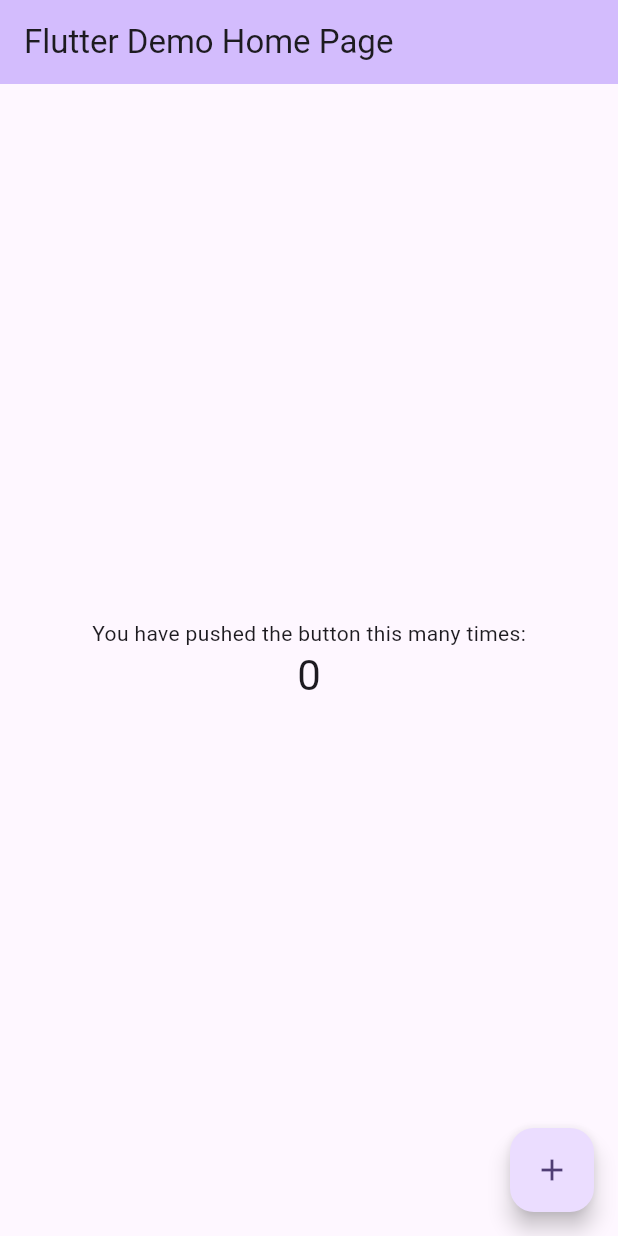
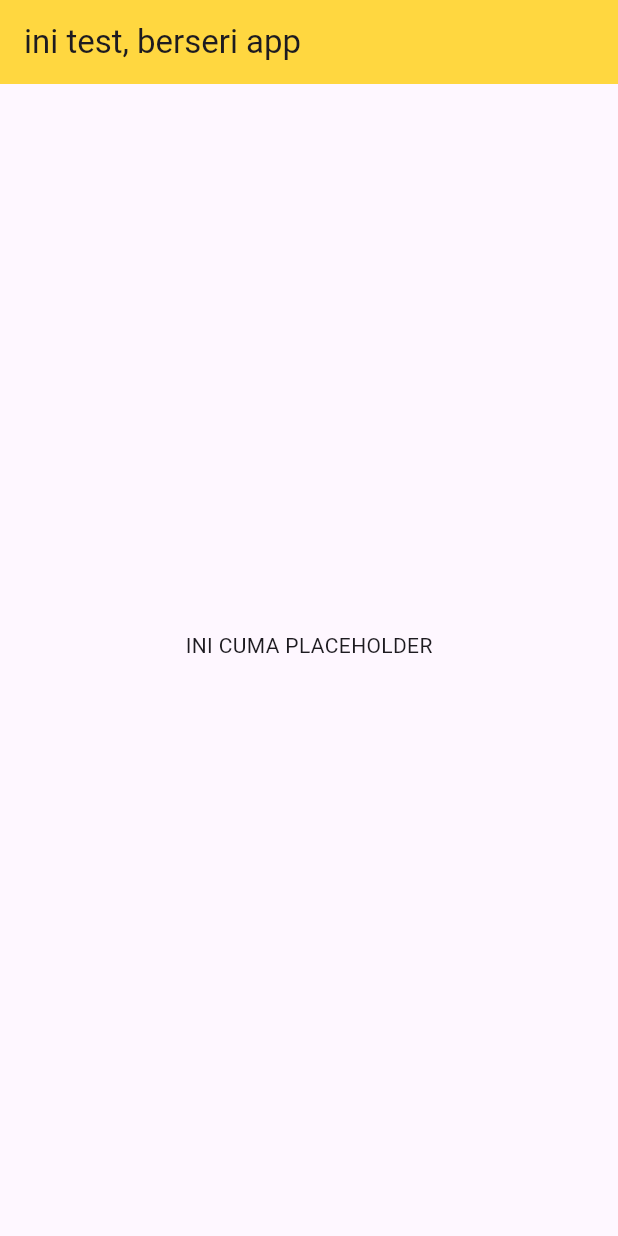
Before and after one commit to hwollwage/berseri, a Flutter app: the screen it shows after launch, on a phone screen of 412 x 824 dp. Run offline on Flutter 3.47's test engine with Material 3 defaults, Android fonts, the phone set to English and light mode, and no system bars; our stand-ins replace camera, flutter_riverpod, go_router.

Commit message:
add routes, app init, & test android camera

```diff
--- /dev/null
+++ b/lib/app/app.dart
@@ -0,0 +1,16 @@
+import 'package:berseri/features/home/home_page.dart';
+import 'package:flutter/material.dart';
+import 'package:flutter_riverpod/flutter_riverpod.dart';
+
+class BerseriApp extends ConsumerWidget {
+  const BerseriApp({super.key});
+
+  @override
+  Widget build(BuildContext context, WidgetRef ref) {
+    return MaterialApp(
+      title: 'Berseri App',
+      debugShowCheckedModeBanner: false,
+      home: const HomePage(),
+    );
+  }
+}
--- /dev/null
+++ b/lib/features/home/home_page.dart
@@ -0,0 +1,26 @@
+import 'package:flutter/material.dart';
+
+class HomePage extends StatelessWidget {
+  const HomePage({super.key});
+
+  @override
+  Widget build(BuildContext context) {
+    return Scaffold(
+      appBar: AppBar(
+        title: Text('ini test, berseri app'),
+        backgroundColor: Colors.amberAccent,
+      ),
+
+      body: Center(
+        child: Column(
+          mainAxisAlignment: .center,
+          children: [
+            Text('INI CUMA PLACEHOLDER'),
+
+            const SizedBox(height: 20,),
+          ],
+        ),
+      ),
+    );
+  }
+}
--- a/lib/main.dart
+++ b/lib/main.dart
@@ -1,122 +1,13 @@
+import 'package:berseri/app/app.dart';
 import 'package:flutter/material.dart';
+import 'package:flutter_riverpod/flutter_riverpod.dart';
 
 void main() {
-  runApp(const MyApp());
+  WidgetsFlutterBinding.ensureInitialized();
+
+  runApp(
+    const ProviderScope(
+      child: BerseriApp(),
+    )
+  );
 }
-
-class MyApp extends StatelessWidget {
-  const MyApp({super.key});
-
-  // This widget is the root of your application.
-  @override
-  Widget build(BuildContext context) {
-    return MaterialApp(
-      title: 'Flutter Demo',
-      theme: ThemeData(
-        // This is the theme of your application.
-        //
-        // TRY THIS: Try running your application with "flutter run". You'll see
-        // the application has a purple toolbar. Then, without quitting the app,
-        // try changing the seedColor in the colorScheme below to Colors.green
-        // and then invoke "hot reload" (save your changes or press the "hot
-        // reload" button in a Flutter-supported IDE, or press "r" if you used
-        // the command line to start the app).
-        //
-        // Notice that the counter didn't reset back to zero; the application
-        // state is not lost during the reload. To reset the state, use hot
-        // restart instead.
-        //
-        // This works for code too, not just values: Most code changes can be
-        // tested with just a hot reload.
-        colorScheme: .fromSeed(seedColor: Colors.deepPurple),
-      ),
-      home: const MyHomePage(title: 'Flutter Demo Home Page'),
-    );
-  }
-}
-
-class MyHomePage extends StatefulWidget {
-  const MyHomePage({super.key, required this.title});
-
-  // This widget is the home page of your application. It is stateful, meaning
-  // that it has a State object (defined below) that contains fields that affect
-  // how it looks.
-
-  // This class is the configuration for the state. It holds the values (in this
-  // case the title) provided by the parent (in this case the App widget) and
-  // used by the build method of the State. Fields in a Widget subclass are
-  // always marked "final".
-
-  final String title;
-
-  @override
-  State<MyHomePage> createState() => _MyHomePageState();
-}
-
-class _MyHomePageState extends State<MyHomePage> {
-  int _counter = 0;
-
-  void _incrementCounter() {
-    setState(() {
-      // This call to setState tells the Flutter framework that something has
-      // changed in this State, which causes it to rerun the build method below
-      // so that the display can reflect the updated values. If we changed
-      // _counter without calling setState(), then the build method would not be
-      // called again, and so nothing would appear to happen.
-      _counter++;
-    });
-  }
-
-  @override
-  Widget build(BuildContext context) {
-    // This method is rerun every time setState is called, for instance as done
-    // by the _incrementCounter method above.
-    //
-    // The Flutter framework has been optimized to make rerunning build methods
-    // fast, so that you can just rebuild anything that needs updating rather
-    // than having to individually change instances of widgets.
-    return Scaffold(
-      appBar: AppBar(
-        // TRY THIS: Try changing the color here to a specific color (to
-        // Colors.amber, perhaps?) and trigger a hot reload to see the AppBar
-        // change color while the other colors stay the same.
-        backgroundColor: Theme.of(context).colorScheme.inversePrimary,
-        // Here we take the value from the MyHomePage object that was created by
-        // the App.build method, and use it to set our appbar title.
-        title: Text(widget.title),
-      ),
-      body: Center(
-        // Center is a layout widget. It takes a single child and positions it
-        // in the middle of the parent.
-        child: Column(
-          // Column is also a layout widget. It takes a list of children and
-          // arranges them vertically. By default, it sizes itself to fit its
-          // children horizontally, and tries to be as tall as its parent.
-          //
-          // Column has various properties to control how it sizes itself and
-          // how it positions its children. Here we use mainAxisAlignment to
-          // center the children vertically; the main axis here is the vertical
-          // axis because Columns are vertical (the cross axis would be
-          // horizontal).
-          //
-          // TRY THIS: Invoke "debug painting" (choose the "Toggle Debug Paint"
-          // action in the IDE, or press "p" in the console), to see the
-          // wireframe for each widget.
-          mainAxisAlignment: .center,
-          children: [
-            const Text('You have pushed the button this many times:'),
-            Text(
-              '$_counter',
-              style: Theme.of(context).textTheme.headlineMedium,
-            ),
-          ],
-        ),
-      ),
-      floatingActionButton: FloatingActionButton(
-        onPressed: _incrementCounter,
-        tooltip: 'Increment',
-        child: const Icon(Icons.add),
-      ),
-    );
-  }
-}
```
Also changed, not shown: lib/TEST_CAMERA.dart (added, +91 -0 lines), lib/app/routes/app_router.dart (added, +13 -0 lines), lib/app/routes/route_names.dart (added, +33 -0 lines), lib/features/auth/auth_page.dart (added, +10 -0 lines), pubspec.yaml (+8 -0 lines), pubspec.lock, 7 other files.
